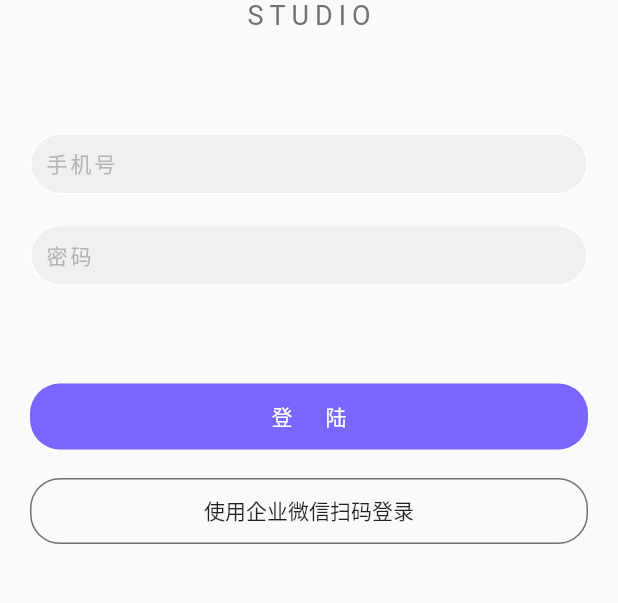
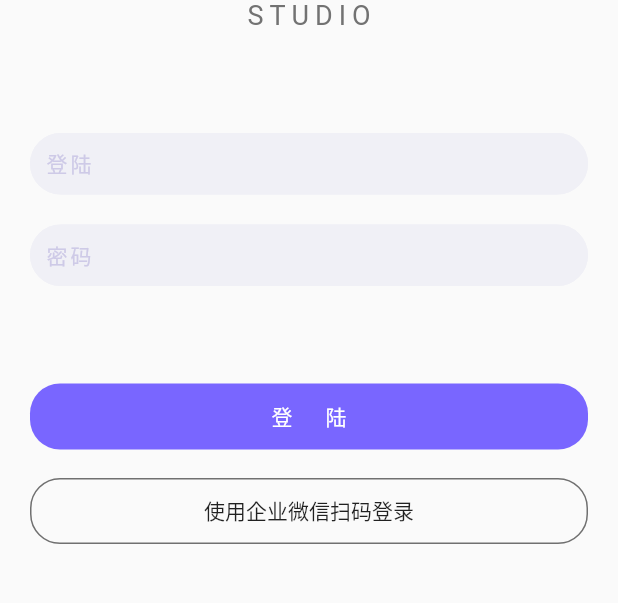
Before and after one commit to little-csd/UniqueBBSFlutter, a Flutter app: the LoginWidget screen opened directly, on a phone screen of 412 x 824 dp, the part 278-881 px from its top. Run offline on Flutter 3.47's test engine with Material 2 defaults, Android fonts, the phone set to English and light mode, and no system bars; our stand-ins replace flutter_svg; network calls fail; project files that could hold a hidden picture were left out.

Commit message:
FilledTextField & clean test code & login bottom sheet init

```diff
--- a/lib/config/constant.dart
+++ b/lib/config/constant.dart
@@ -10,7 +10,8 @@ class ColorConstant {
   static const primaryColorLight = Color(0xFFFFDFFD);
   static const accentColor = Color(0xff555555);
   static const skyButtonGray = Color(0xff707070);
-  static const skyInputPurple = Color(0xfff0f0f0);
+  static const skyInputPurple = Color(0xfff0f0f6);
+  static const skyInputHintPurple = Color(0xffcecae7);
 
 }
 
--- a/lib/widget/home.dart
+++ b/lib/widget/home.dart
@@ -40,12 +40,6 @@ class _HomeState extends State<HomeWidget> {
       body: _pages[_index],
       floatingActionButton: FloatingActionButton(
         child: Icon(Icons.add),
-        onPressed: () {
-          Navigator.push(context,
-              MaterialPageRoute(builder: (context) {
-                return LoginWidget();
-              }));
-        }
       ),
       floatingActionButtonLocation: FloatingActionButtonLocation.centerDocked,
       bottomNavigationBar: BottomNavigationBar(
--- a/lib/widget/login/login.dart
+++ b/lib/widget/login/login.dart
@@ -1,6 +1,7 @@
 import 'package:UniqueBBSFlutter/config/constant.dart';
 import 'package:flutter/material.dart';
 import 'package:flutter_svg/flutter_svg.dart';
+import 'package:UniqueBBSFlutter/widget/common/FilledTextField.dart';
 
 
 // todo: refactor
@@ -27,10 +28,11 @@ class _LoginState extends State<LoginWidget> {
             _LogoText("STUDIO"),
             Padding(
                 padding: EdgeInsets.fromLTRB(20, 68, 20, 0),
-                child: _LoginTextField("手机号")),
+                child: _buildLoginTextField("登陆")
+                ),
             Padding(
               padding: EdgeInsets.fromLTRB(20, 20, 20, 0),
-              child: _LoginTextField("密码"),
+              child: _buildLoginTextField("密码"),
             ),
             Padding(
                 padding: EdgeInsets.fromLTRB(20, 63, 20, 0),
@@ -61,6 +63,8 @@ class _LoginState extends State<LoginWidget> {
                         borderRadius: BorderRadius.circular(20.0)),
                     child: Text("使用企业微信扫码登录"),
                     onPressed: () {
+                      // fixme: test code
+                      textBottomSheet(context);
                       // todo: route to WeCom Page
                     },
                   ),
@@ -68,6 +72,26 @@ class _LoginState extends State<LoginWidget> {
           ],
         ),
       ),
+    );
+  }
+
+  void textBottomSheet(BuildContext context) {
+    showModalBottomSheet(
+        context: context,
+        backgroundColor: Colors.transparent,
+        builder: (BuildContext context) {
+          return Container(
+            height: 330,
+            decoration: BoxDecoration(
+              color: Colors.white,
+              borderRadius: BorderRadius.only(
+                topLeft: const Radius.circular(30),
+                topRight: const Radius.circular(30),
+              ),
+            ),
+            child: Text("circle"),
+          );
+        }
     );
   }
 }
@@ -81,38 +105,12 @@ class _LogoText extends Text {
     fontSize: 18,
     letterSpacing: 4
   );
-
 }
 
-class _LoginTextField extends TextField {
-
-  String fint;
-
-  _LoginTextField(String fint) {
-    this.fint = fint;
-  }
-
-  @override
-  TextStyle get style => TextStyle(
-        fontSize: 14,
-        letterSpacing: 2,
-      );
-
-  @override
-  InputDecoration get decoration => InputDecoration(
-        enabledBorder: OutlineInputBorder(
-            borderSide: BorderSide(color: Color(0xffffffff)),
-            borderRadius: BorderRadius.all(Radius.circular(50))),
-        focusedBorder: OutlineInputBorder(
-            borderSide: BorderSide(color: Color(0xffffffff)),
-            borderRadius: BorderRadius.all(Radius.circular(50))),
-        filled: true,
-        fillColor: ColorConstant.skyInputPurple,
-        hintText: fint,
-        hintStyle: TextStyle(
-            color: Color(0xffb5b5b5),
-        ),
-        isDense: true,
-      contentPadding: EdgeInsets.all(10),
-      );
-}
+_buildLoginTextField(String hint) =>
+    buildFilledTextField(
+        hint,
+        Radius.circular(50),
+        ColorConstant.skyInputPurple,
+        ColorConstant.skyInputHintPurple
+    );
```
Also changed, not shown: lib/widget/common/FilledTextField.dart (added, +60 -0 lines).
